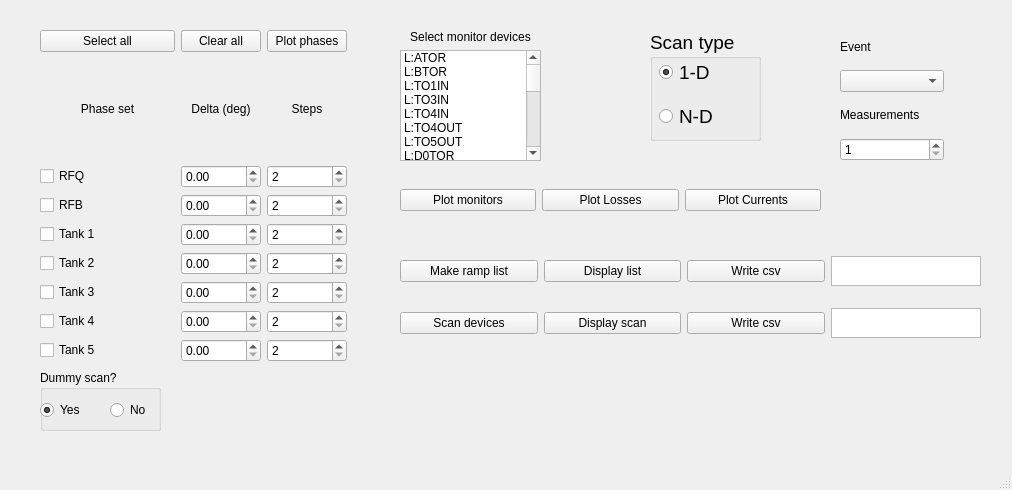
Above: gui_window.ui from rsharankova/LinacDeviceScan before the change. Below: the same form after it.
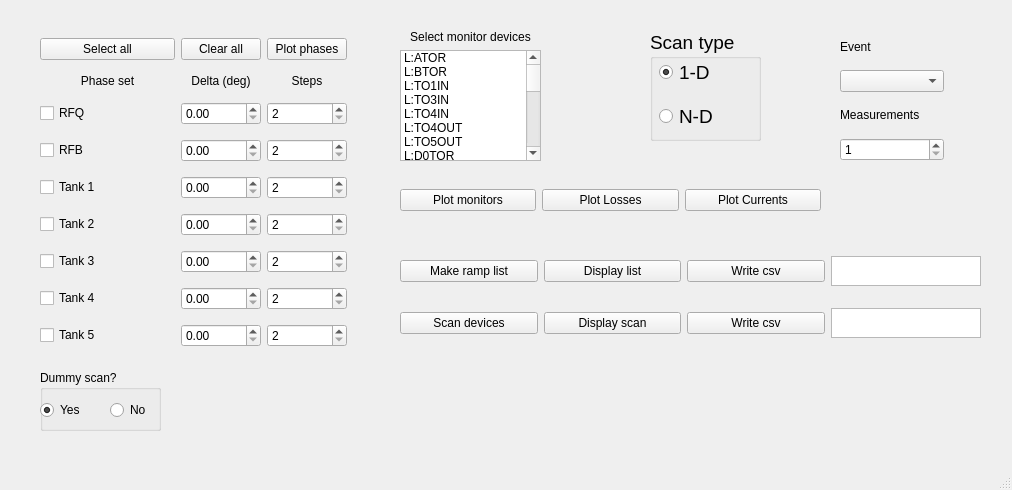
That is the form after the change.

The edit to the form file:
```diff
--- a/gui_window.ui
+++ b/gui_window.ui
@@ -119,6 +119,12 @@
      </item>
      <item row="1" column="1">
       <widget class="QLabel" name="label">
+       <property name="sizePolicy">
+        <sizepolicy hsizetype="Minimum" vsizetype="Preferred">
+         <horstretch>0</horstretch>
+         <verstretch>0</verstretch>
+        </sizepolicy>
+       </property>
        <property name="autoFillBackground">
         <bool>false</bool>
        </property>
@@ -221,6 +227,12 @@
      </item>
      <item row="1" column="0">
       <widget class="QLabel" name="label_3">
+       <property name="sizePolicy">
+        <sizepolicy hsizetype="Minimum" vsizetype="Preferred">
+         <horstretch>0</horstretch>
+         <verstretch>0</verstretch>
+        </sizepolicy>
+       </property>
        <property name="autoFillBackground">
         <bool>false</bool>
        </property>
@@ -234,6 +246,12 @@
      </item>
      <item row="1" column="2">
       <widget class="QLabel" name="label_6">
+       <property name="sizePolicy">
+        <sizepolicy hsizetype="Minimum" vsizetype="Fixed">
+         <horstretch>0</horstretch>
+         <verstretch>0</verstretch>
+        </sizepolicy>
+       </property>
        <property name="autoFillBackground">
         <bool>false</bool>
        </property>
```
Left out of the diff: 6 changed lines with no effect on the pictures.
